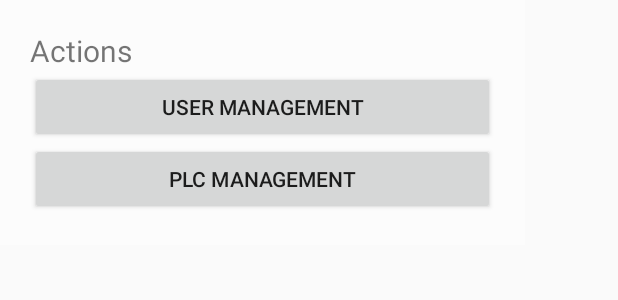
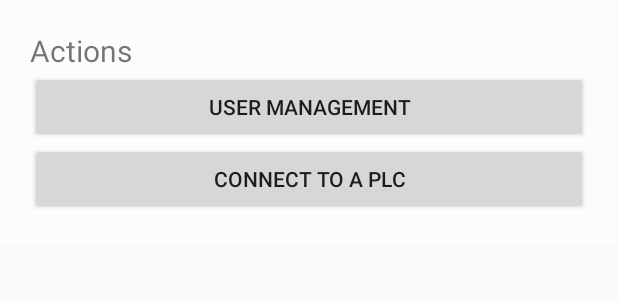
Before and after one commit to TeaFlex/ProcessimControlApp, an Android app: the layout welcome_actions.xml on its own in the app's theme, with its tools: preview values and no code run, on a phone screen of 412 x 824 dp. Shown: the top 300 px of the screen. Run offline under Robolectric (Android 15) with nearby library versions, the phone set to English and light mode, and no system bars.

Commit message:
Fully unauthorized Basic user and style tweaks for forms

```diff
--- a/app/src/main/java/be/heh/std/app/PlcManagementActivity.java
+++ b/app/src/main/java/be/heh/std/app/PlcManagementActivity.java
@@ -51,6 +51,11 @@ public class PlcManagementActivity extends AppCompatActivity {
             case R.id.plc_del:
 
                 int received_id = Integer.parseInt(v.getTag().toString());
+                if(current_user.role == Role.BASIC)
+                    Toast.makeText(this,
+                            getString(R.string.unauthorized),
+                            Toast.LENGTH_SHORT).show();
+                else {
                     new AlertDialog.Builder(this)
                             .setMessage(getString(R.string.plc_del_confirmation,
                                     getString(R.string.plc_n, received_id)))
@@ -63,6 +68,7 @@ public class PlcManagementActivity extends AppCompatActivity {
                             })
                             .create()
                             .show();
+                }
 
                 break;
         }
--- a/app/src/main/res/layout-land/activity_welcome.xml
+++ b/app/src/main/res/layout-land/activity_welcome.xml
@@ -19,7 +19,7 @@
 
         <LinearLayout
             android:id="@+id/linearLayout4"
-            android:layout_width="wrap_content"
+            android:layout_width="@dimen/block_width"
             android:layout_height="wrap_content"
             android:orientation="vertical"
             app:layout_constraintBottom_toBottomOf="parent"
@@ -35,7 +35,7 @@
 
         <LinearLayout
             android:id="@+id/linearLayout3"
-            android:layout_width="wrap_content"
+            android:layout_width="@dimen/block_width"
             android:layout_height="wrap_content"
             android:orientation="vertical"
             app:layout_constraintBottom_toBottomOf="parent"
--- a/app/src/main/res/layout-port/activity_welcome.xml
+++ b/app/src/main/res/layout-port/activity_welcome.xml
@@ -19,7 +19,7 @@
 
         <LinearLayout
             android:id="@+id/linearLayout5"
-            android:layout_width="wrap_content"
+            android:layout_width="@dimen/block_width"
             android:layout_height="wrap_content"
             android:orientation="vertical"
             app:layout_constraintBottom_toTopOf="@+id/linearLayout6"
@@ -35,7 +35,7 @@
 
         <LinearLayout
             android:id="@+id/linearLayout6"
-            android:layout_width="wrap_content"
+            android:layout_width="@dimen/block_width"
             android:layout_height="wrap_content"
             android:orientation="vertical"
             app:layout_constraintBottom_toBottomOf="parent"
--- a/app/src/main/res/layout/activity_forms.xml
+++ b/app/src/main/res/layout/activity_forms.xml
@@ -61,6 +61,8 @@
             android:layout_width="@dimen/block_width"
             android:layout_height="wrap_content"
             android:orientation="vertical"
+            android:background="@color/white_tran"
+            android:padding="@dimen/padding"
             app:layout_constraintBottom_toBottomOf="parent"
             app:layout_constraintEnd_toEndOf="parent"
             app:layout_constraintHorizontal_bias="0.5"
--- a/app/src/main/res/layout/form_register.xml
+++ b/app/src/main/res/layout/form_register.xml
@@ -2,7 +2,7 @@
 
 <LinearLayout
 xmlns:android="http://schemas.android.com/apk/res/android"
-android:layout_width="@dimen/block_width"
+android:layout_width="match_parent"
 android:layout_height="wrap_content"
 android:gravity="center"
 android:orientation="vertical"
--- a/app/src/main/res/layout/welcome_actions.xml
+++ b/app/src/main/res/layout/welcome_actions.xml
@@ -6,11 +6,11 @@
         <variable name="view" type="android.view.View" />
     </data>
     <LinearLayout
-        android:layout_width="@dimen/block_width"
+        android:layout_width="match_parent"
         android:layout_height="wrap_content"
         android:background="@color/white_tran"
         android:orientation="vertical"
-        android:padding="20dp">
+        android:padding="@dimen/big_padding">
 
         <TextView
             android:layout_width="wrap_content"
@@ -31,6 +31,6 @@
             android:layout_width="match_parent"
             android:layout_height="wrap_content"
             android:onClick="onWelcomeClickManager"
-            android:text="@string/manage_plc" />
+            android:text="@string/connect_to_plc" />
     </LinearLayout>
 </layout>
--- a/app/src/main/res/values/dimensions.xml
+++ b/app/src/main/res/values/dimensions.xml
@@ -6,4 +6,5 @@
     <dimen name="small_margin">5dp</dimen>
     <dimen name="big_margin">20dp</dimen>
     <dimen name="padding">5dp</dimen>
+    <dimen name="big_padding">20dp</dimen>
 </resources>
--- a/app/src/main/res/values/infos.xml
+++ b/app/src/main/res/values/infos.xml
@@ -14,4 +14,5 @@
     <string name="plc_del_confirmation">Are you sure to delete %s ?</string>
     <string name="plc_deleted">PLC %d has been deleted.</string>
     <string name="plc_n">PLC %d</string>
+    <string name="unauthorized">You are unauthorized to perform this action.</string>
 </resources>
--- a/app/src/main/res/values/strings.xml
+++ b/app/src/main/res/values/strings.xml
@@ -17,6 +17,7 @@
     <string name="users_list">List of users</string>
     <string name="user_id">User ID</string>
     <string name="chg_password">Change password</string>
+    <string name="mod_profile">Modify profile</string>
     <string name="role">Role</string>
     <string name="modify">Modify</string>
     <string name="cancel">Cancel</string>
@@ -29,7 +30,7 @@
     <string name="up">UP</string>
     <string name="down">DOWN</string>
     <string name="actions">Actions</string>
-    <string name="connect_to_plc">Connect to the PLC</string>
+    <string name="connect_to_plc">Connect to a PLC</string>
     <string name="rack">Rack</string>
     <string name="slot">Slot</string>
     <string name="plc">PLC</string>
```
Also changed, not shown: app/src/main/res/layout/welcome_user.xml (+5 -5 lines). Lines whose indentation alone changed are shown as unchanged.
